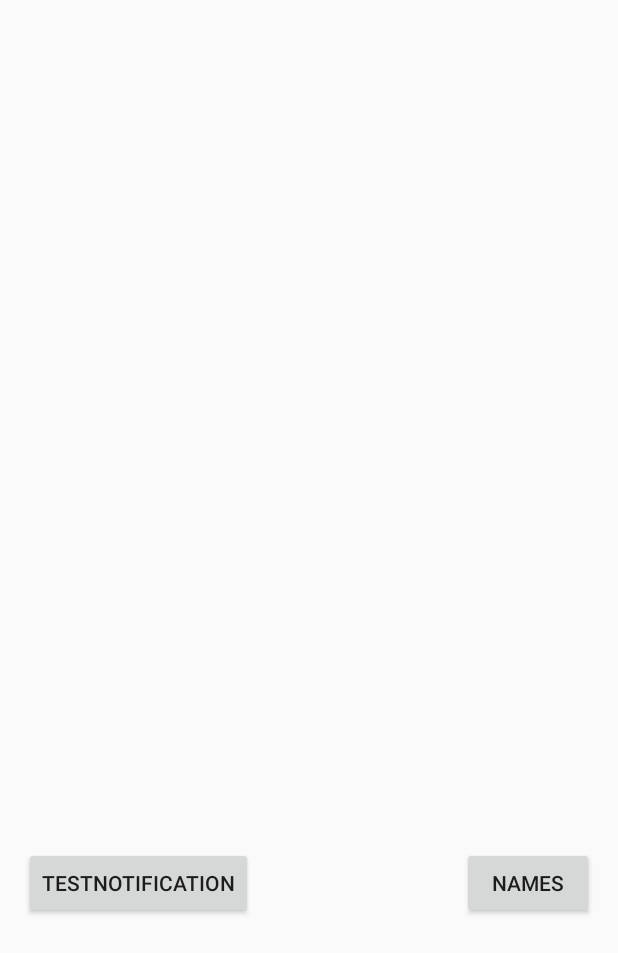
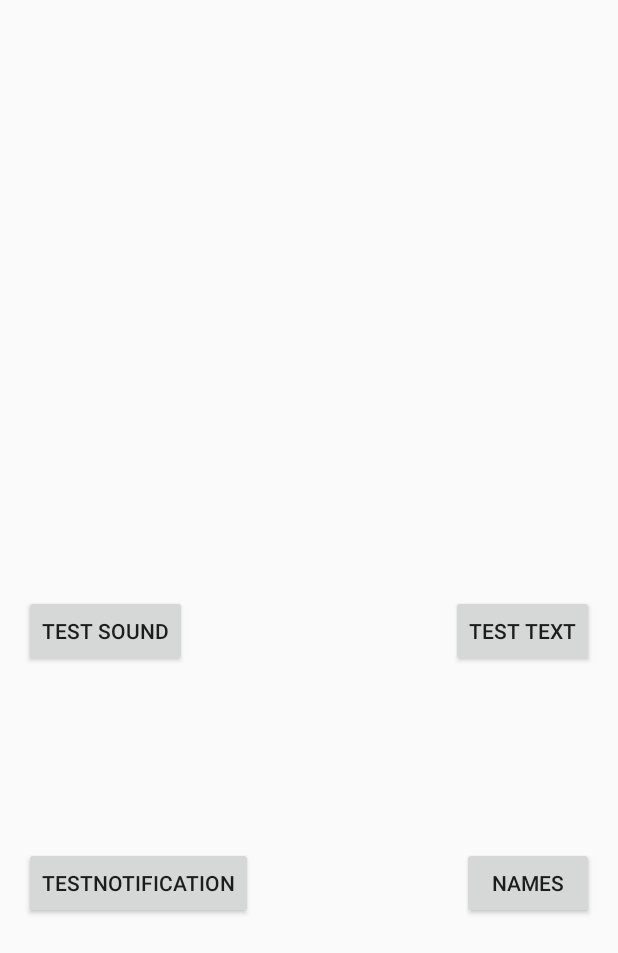
Before and after one commit to markozeman/DragonHack, an Android app: the screen it shows after launch (MainScreen), on a phone screen of 412 x 824 dp. Shown: the top 953 px of the screen. Run offline under Robolectric (Android 15) with nearby library versions, the phone set to English and light mode, and no system bars.

Commit message:
dela zvok kolkr tolk

```diff
--- a/BlindLight/app/src/main/java/com/example/work/blindlight/MainScreen.java
+++ b/BlindLight/app/src/main/java/com/example/work/blindlight/MainScreen.java
@@ -7,6 +7,7 @@ import android.app.Notification;
 import android.app.NotificationManager;
 import android.content.Context;
 import android.content.DialogInterface;
+import android.media.MediaPlayer;
 import android.media.Ringtone;
 import android.media.RingtoneManager;
 import android.net.Uri;
@@ -21,6 +22,8 @@ import android.widget.Button;
 
 public class MainScreen extends Activity  {
 
+    public static int maxVolume = 10;
+    public static int currVolume = maxVolume;
     private Button button;
 
     Context context = this;
@@ -51,6 +54,7 @@ public class MainScreen extends Activity  {
 
     }
 
+
     @Override
 
     protected void onCreate(Bundle savedInstanceState) {
@@ -71,6 +75,29 @@ public class MainScreen extends Activity  {
                 createNotification(v);
             }
 
+        });
+
+
+        Button one = (Button) this.findViewById(R.id.button3);
+        final MediaPlayer mp = MediaPlayer.create(this, R.raw.test2);
+        one.setOnClickListener(new OnClickListener(){
+
+            public void onClick(View v) {
+                    mp.start();
+
+
+            }
+        });
+
+
+        Button two = (Button)this.findViewById(R.id.button4);
+        two.setOnClickListener(new OnClickListener() {
+            @Override
+            public void onClick(View v) {
+                float log1=(float)(Math.log(maxVolume-currVolume)/Math.log(maxVolume));
+                mp.setVolume(1-log1,1-log1);
+                currVolume--;
+            }
         });
 
 
--- a/BlindLight/app/src/main/res/layout/activity_main_screen.xml
+++ b/BlindLight/app/src/main/res/layout/activity_main_screen.xml
@@ -42,5 +42,22 @@
         android:layout_alignParentStart="true"
         android:onClick="createNotification"/>
 
+    <Button
+        android:layout_width="wrap_content"
+        android:layout_height="wrap_content"
+        android:id="@+id/button3"
+        android:layout_above="@+id/button2"
+        android:layout_alignParentStart="true"
+        android:layout_marginBottom="120dp"
+        android:text="@string/lala"/>
+
+    <Button
+        android:layout_width="wrap_content"
+        android:layout_height="wrap_content"
+        android:text="@string/test2"
+        android:id="@+id/button4"
+        android:layout_alignTop="@+id/button3"
+        android:layout_alignParentEnd="true"/>
+
 
 </RelativeLayout>
--- a/BlindLight/app/src/main/res/values/strings.xml
+++ b/BlindLight/app/src/main/res/values/strings.xml
@@ -7,6 +7,10 @@
 
     <string name="test">TestNotification</string>
 
+    <string name="lala">Test sound</string>
+
+    <string name="test2">Test text</string>
+
 
 
 </resources>
```
